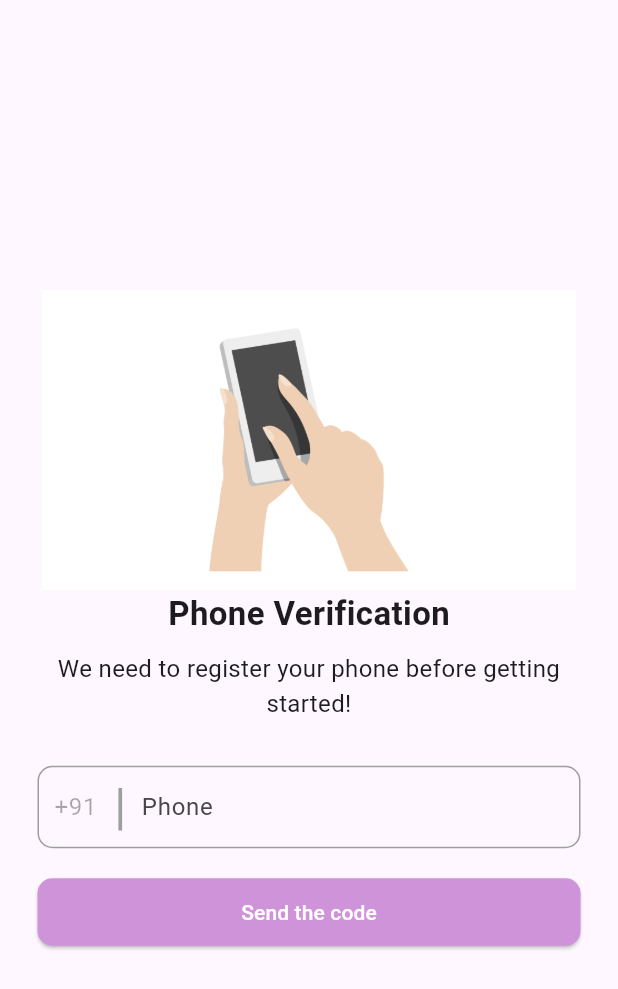
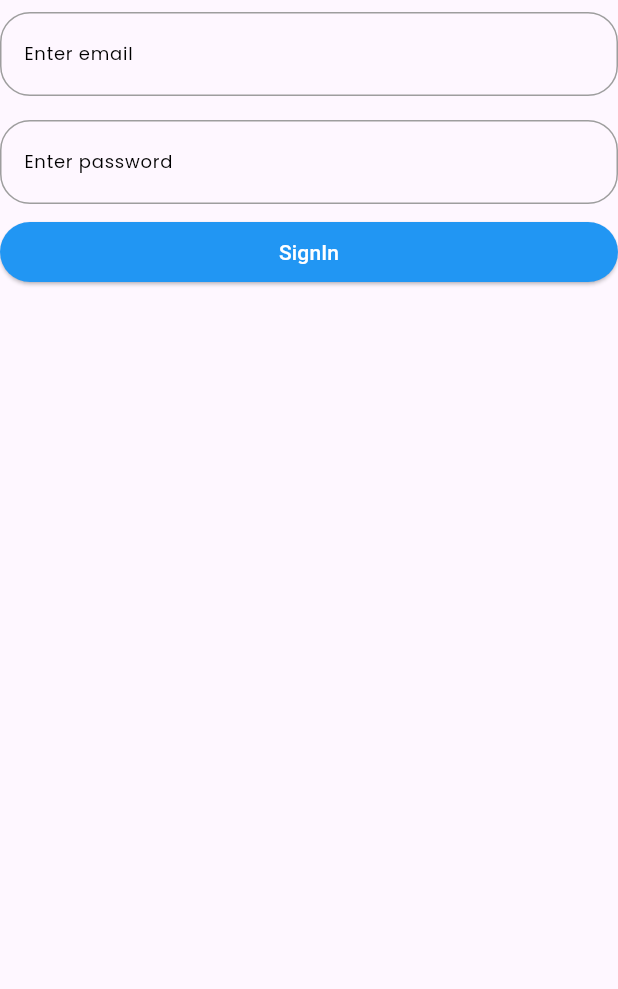
Before and after one commit to CMPN-CODECELL/Syrus-2024-Web2-KhanaKhazaana, a Flutter app: the screen it shows after launch, on a phone screen of 412 x 824 dp. Shown: the top 989 px of the screen. Run offline on Flutter 3.47's test engine with Material 3 defaults, Android fonts, the phone set to English and light mode, and no system bars; our stand-ins replace audioplayers, cloud_firestore, firebase_auth, firebase_core, firebase_storage, flutter_local_notifications and 5 more; missing offline and left inert: record; accounts and stored records are empty.

Commit message:
fifth commit

```diff
--- a/lib/main.dart
+++ b/lib/main.dart
@@ -2,7 +2,7 @@ import 'package:firebase_auth/firebase_auth.dart';
 import 'package:firebase_core/firebase_core.dart';
 import 'package:flutter/material.dart';
 import 'package:syrus24/routes.dart';
-import 'package:syrus24/screens/auth/exportAuth.dart';
+import 'package:syrus24/screens/auth/signUpScreen.dart';
 import 'package:syrus24/screens/home/exportHomeScreen.dart';
 
 Future<void> main() async {
@@ -58,7 +58,7 @@ class MyApp extends StatelessWidget {
               ),
             );
           }
-          return MyPhone();
+          return SignUpScreen();
         },
       ),
       onGenerateRoute: (settings) => getRoutes(settings),
--- /dev/null
+++ b/lib/screens/auth/signUpScreen.dart
@@ -0,0 +1,49 @@
+import 'package:flutter/material.dart';
+import 'package:syrus24/screens/home/exportHomeScreen.dart';
+import 'package:syrus24/services/authService.dart';
+import 'package:syrus24/widgets/custombutton.dart';
+import 'package:syrus24/widgets/customtextformfield.dart';
+
+class SignUpScreen extends StatefulWidget {
+  const SignUpScreen({super.key});
+
+  @override
+  State<SignUpScreen> createState() => _SignUpScreenState();
+}
+
+class _SignUpScreenState extends State<SignUpScreen> {
+  final TextEditingController _nameController = TextEditingController();
+  final TextEditingController _passwordController = TextEditingController();
+  void signin() async {
+    await AuthService().createUser(
+        context: context,
+        email: _nameController.text.trim(),
+        password: _passwordController.text.trim());
+    Navigator.of(context).pushReplacementNamed(HomeScreen.routeName);
+  }
+
+  @override
+  Widget build(BuildContext context) {
+    return Scaffold(
+        body: Column(
+      children: [
+        CustomTextInputField(
+            controller: _nameController,
+            hintText: 'Email',
+            label: 'Enter email',
+            keyboardtype: TextInputType.text),
+        CustomTextInputField(
+            controller: _passwordController,
+            hintText: 'password',
+            label: 'Enter password',
+            keyboardtype: TextInputType.text),
+        CustomTextButton(
+          buttonTitle: 'SignIn',
+          callback: () {
+            signin();
+          },
+        )
+      ],
+    ));
+  }
+}
```
Also changed, not shown: lib/screens/Questionnaire/QuestionnaireScreen.dart (+4 -4 lines), lib/services/authService.dart (+38 -0 lines).
